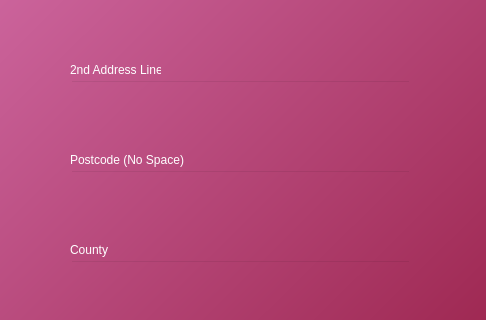
The window that address.ui (AnshulS853/Coursework-Improved) describes before a commit, drawn with Qt 5; both pictures show x 0 to 486 and y 270 to 590 of the 486 by 800 pixel window.
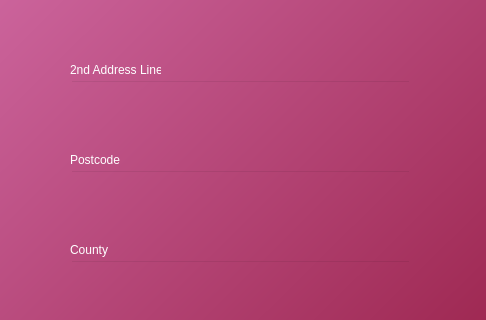
The same window after the commit.

The edit to the form file:
```diff
--- a/address.ui
+++ b/address.ui
@@ -188,7 +188,7 @@
      <string notr="true">font: 10pt &quot;MS Shell Dlg 2&quot;;color:rgb(255, 255, 255)</string>
     </property>
     <property name="text">
-     <string>Postcode (No Space)</string>
+     <string>Postcode</string>
     </property>
    </widget>
    <widget class="QLineEdit" name="postcode">
```
